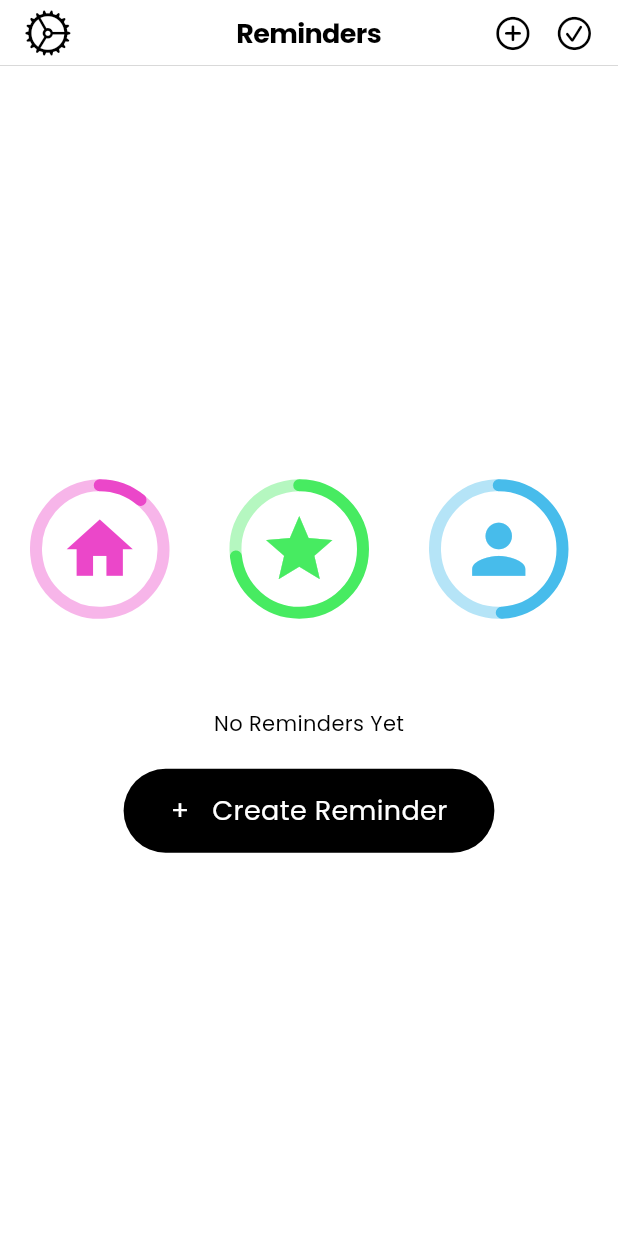
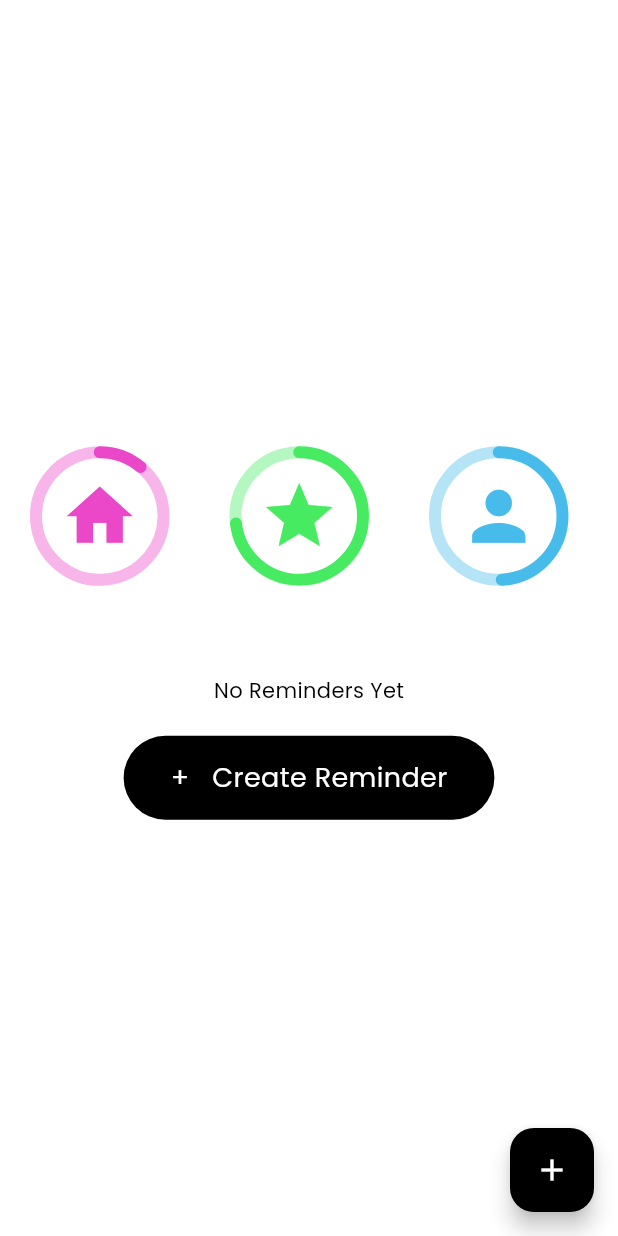
Before and after one commit to Astroxphiliauxx/remyn, a Flutter app: the RemindersTab screen opened directly, on a phone screen of 412 x 824 dp. Run offline on Flutter 3.47's test engine with Material 3 defaults, Android fonts, the phone set to English and light mode, and no system bars; our stand-ins replace google_fonts, sqflite, sqflite_common_ffi, sqflite_common_ffi_web; accounts and stored records are empty.

Commit message:
feat: enhance reminder functionality with progress tracking and new UI components
- Added `created_at_ms` field to reminders for tracking creation time.
- Introduced `ReminderProgressBar` to visually represent the progress of reminders.
- Updated `ReminderCard` to include the new progress bar and editorial title styling.
- Enhanced countdown display to support multi-day durations.
- Refactored `HomeTab` and `RemindersTab` for improved UI and loading states.
- Updated tests to cover new features and ensure functionality.

```diff
--- a/lib/app_theme/app_typography.dart
+++ b/lib/app_theme/app_typography.dart
@@ -18,4 +18,8 @@ abstract final class AppTypography {
   /// Captions, secondary lines, chips (14).
   static TextStyle get label =>
       GoogleFonts.poppins(fontSize: 14, fontWeight: FontWeight.w400);
+
+  /// Editorial serif titles for reminder cards and page headings (28).
+  static TextStyle get editorialTitle =>
+      GoogleFonts.playfairDisplay(fontSize: 28, fontWeight: FontWeight.w700);
 }
--- a/lib/view/bottomNavBar/widgets/screens/reminders_tab.dart
+++ b/lib/view/bottomNavBar/widgets/screens/reminders_tab.dart
@@ -1,94 +1,96 @@
-import 'package:flutter/cupertino.dart';
 import 'package:flutter/material.dart';
+import 'package:provider/provider.dart';
 
 import '../../../../app_theme/app_typography.dart';
+import '../../../../controller/reminders_provider.dart';
 import '../../../components/auto_scrolling_icons.dart';
+import '../reminder_card.dart';
 
 class RemindersTab extends StatelessWidget {
   @override
   Widget build(BuildContext context) {
     final colorScheme = Theme.of(context).colorScheme;
+    final remindersProvider = context.watch<RemindersProvider>();
+    final reminders = remindersProvider.reminders;
 
     return Scaffold(
       backgroundColor: colorScheme.surface,
-      appBar: CupertinoNavigationBar(
-        backgroundColor: colorScheme.surface.withValues(alpha: 0.9),
-        middle: Text(
-          "Reminders",
-          style: AppTypography.body.copyWith(
-            fontWeight: FontWeight.w700,
-            color: colorScheme.onSurface,
+      floatingActionButton: FloatingActionButton(
+        onPressed: () => Navigator.pushNamed(context, '/createReminder'),
+        backgroundColor: colorScheme.onSurface,
+        foregroundColor: colorScheme.surface,
+        child: const Icon(Icons.add),
+      ),
+      body: SafeArea(
+        child: remindersProvider.isLoading
+            ? const Center(child: CircularProgressIndicator())
+            : reminders.isEmpty
+                ? _EmptyRemindersState(colorScheme: colorScheme)
+                : Column(
+                    crossAxisAlignment: CrossAxisAlignment.start,
+                    children: [
+                      Padding(
+                        padding: const EdgeInsets.fromLTRB(24, 24, 24, 8),
+                        child: Text(
+                          'Reminders',
+                          style: AppTypography.editorialTitle
+                              .copyWith(color: colorScheme.onSurface),
                         ),
                       ),
-        leading: GestureDetector(
-          onTap: () {
-            Navigator.pushNamed(context, "/settings");
+                      Expanded(
+                        child: ListView.separated(
+                          padding: const EdgeInsets.fromLTRB(20, 8, 20, 96),
+                          itemCount: reminders.length,
+                          separatorBuilder: (_, __) =>
+                              const SizedBox(height: 16),
+                          itemBuilder: (context, index) {
+                            return ReminderCard(reminder: reminders[index]);
                           },
-          child: Icon(
-            CupertinoIcons.settings,
-            color: colorScheme.onSurface,
-          ),
-        ),
-        trailing: Row(
-          mainAxisSize: MainAxisSize.min,
-          children: [
-            GestureDetector(
-              onTap: () {
-                Navigator.pushNamed(context, "/createReminder");
-              },
-              child: Icon(
-                CupertinoIcons.add_circled,
-                color: colorScheme.onSurface,
-                size: 26,
-              ),
-            ),
-            SizedBox(width: 15),
-            GestureDetector(
-              onTap: () {
-                // Tick Action
-              },
-              child: Icon(
-                CupertinoIcons.check_mark_circled,
-                color: colorScheme.onSurface,
-                size: 26,
                         ),
                       ),
                     ],
                   ),
       ),
-      body: Column(
+    );
+  }
+}
+
+class _EmptyRemindersState extends StatelessWidget {
+  final ColorScheme colorScheme;
+
+  const _EmptyRemindersState({required this.colorScheme});
+
+  @override
+  Widget build(BuildContext context) {
+    return Column(
       mainAxisAlignment: MainAxisAlignment.center,
       children: [
-          SizedBox(height: 20),
+        const SizedBox(height: 20),
         AutoScrollingIcons(paddingOfIcons: 20, sizeOfIcons: 53),
-          SizedBox(height: 60),
+        const SizedBox(height: 60),
         Text(
-            "No Reminders Yet",
+          'No Reminders Yet',
           style: AppTypography.label.copyWith(color: colorScheme.onSurface),
         ),
-          SizedBox(height: 20),
+        const SizedBox(height: 20),
         GestureDetector(
-            onTap: () {
-             Navigator.pushNamed(context, '/createReminder');
-            },
+          onTap: () => Navigator.pushNamed(context, '/createReminder'),
           child: Container(
             width: MediaQuery.of(context).size.width * 0.6,
-              padding: EdgeInsets.symmetric(vertical: 15),
+            padding: const EdgeInsets.symmetric(vertical: 15),
             decoration: BoxDecoration(
               color: colorScheme.onSurface,
               borderRadius: BorderRadius.circular(60),
-
             ),
             child: Center(
               child: Text(
-                  "+   Create Reminder",
+                '+   Create Reminder',
                 style: AppTypography.body.copyWith(color: colorScheme.surface),
               ),
             ),
           ),
         ),
       ],
-      ),
     );
   }
 }
--- a/lib/view/create_reminder/create_reminder_page.dart
+++ b/lib/view/create_reminder/create_reminder_page.dart
@@ -273,6 +273,7 @@ class _NewReminderPageState extends State<NewReminderPage> {
       'repeating': repeating ? 1 : 0,
       'color': colorProvider.selectedColor.toARGB32(),
       'icon_code': iconProvider.selectedIcon.codePoint,
+      'created_at_ms': DateTime.now().millisecondsSinceEpoch,
       if (dateTime && selectedDateTime != null)
         'scheduled_at_ms': selectedDateTime!.millisecondsSinceEpoch,
     });
```
Also changed, not shown: lib/model/database_helper.dart (+7 -2 lines), lib/view/bottomNavBar/widgets/reminder_card.dart (+91 -66 lines), lib/view/bottomNavBar/widgets/reminder_countdown.dart (+27 -12 lines), lib/view/bottomNavBar/widgets/reminder_progress_bar.dart (added, +145 -0 lines), lib/view/bottomNavBar/widgets/screens/home_tab.dart (+7 -48 lines), 1 other file. Lines whose indentation alone changed are shown as unchanged.
